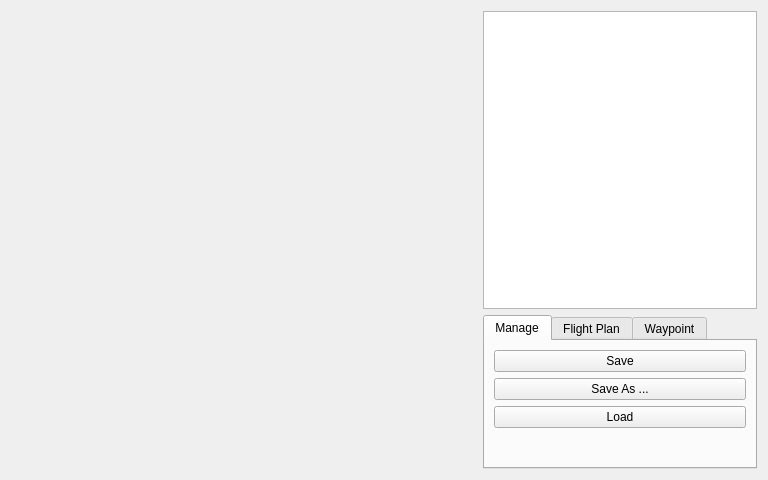
First picture: the form in rqt_contrail_planner/resource/ContrailPlanner.ui, repository pryre/contrail, before the edit.
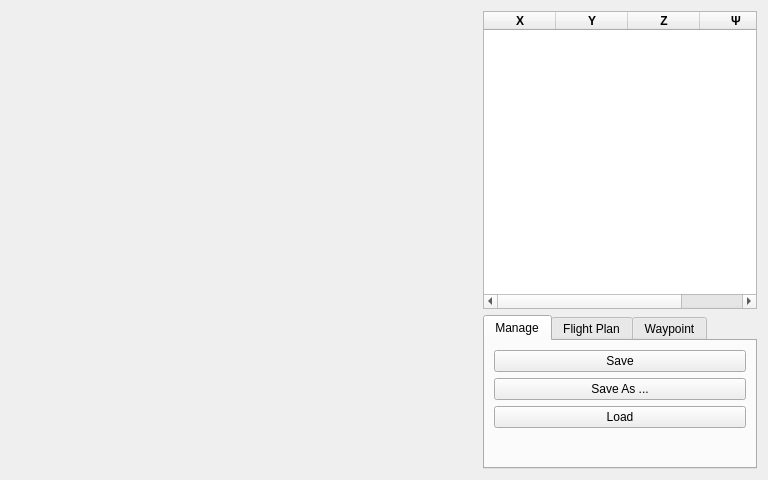
Second picture: the form after the edit. The open tabs and pages were chosen to show the change.

Commit message: Easier to read listing

```diff
--- a/rqt_contrail_planner/resource/ContrailPlanner.ui
+++ b/rqt_contrail_planner/resource/ContrailPlanner.ui
@@ -39,21 +39,92 @@
       </widget>
      </item>
      <item>
-      <layout class="QVBoxLayout" name="layout_control" stretch="1,0">
+      <layout class="QVBoxLayout" name="layout_control" stretch="0,0">
        <item>
-        <widget class="QListWidget" name="list_waypoints">
+        <widget class="QTableWidget" name="table_waypoints">
          <property name="sizePolicy">
           <sizepolicy hsizetype="Minimum" vsizetype="Expanding">
-           <horstretch>1</horstretch>
-           <verstretch>1</verstretch>
+           <horstretch>0</horstretch>
+           <verstretch>0</verstretch>
           </sizepolicy>
          </property>
-         <property name="minimumSize">
-          <size>
-           <width>100</width>
-           <height>0</height>
-          </size>
+         <property name="cursor" stdset="0">
+          <cursorShape>ArrowCursor</cursorShape>
          </property>
+         <property name="editTriggers">
+          <set>QAbstractItemView::NoEditTriggers</set>
+         </property>
+         <property name="selectionMode">
+          <enum>QAbstractItemView::SingleSelection</enum>
+         </property>
+         <property name="selectionBehavior">
+          <enum>QAbstractItemView::SelectRows</enum>
+         </property>
+         <attribute name="horizontalHeaderVisible">
+          <bool>true</bool>
+         </attribute>
+         <attribute name="horizontalHeaderDefaultSectionSize">
+          <number>72</number>
+         </attribute>
+         <attribute name="horizontalHeaderStretchLastSection">
+          <bool>true</bool>
+         </attribute>
+         <column>
+          <property name="text">
+           <string>X</string>
+          </property>
+          <property name="font">
+           <font>
+            <weight>75</weight>
+            <bold>true</bold>
+           </font>
+          </property>
+          <property name="textAlignment">
+           <set>AlignHCenter|AlignVCenter|AlignCenter</set>
+          </property>
+         </column>
+         <column>
+          <property name="text">
+           <string>Y</string>
+          </property>
+          <property name="font">
+           <font>
+            <weight>75</weight>
+            <bold>true</bold>
+           </font>
+          </property>
+          <property name="textAlignment">
+           <set>AlignHCenter|AlignVCenter|AlignCenter</set>
+          </property>
+         </column>
+         <column>
+          <property name="text">
+           <string>Z</string>
+          </property>
+          <property name="font">
+           <font>
+            <weight>75</weight>
+            <bold>true</bold>
+           </font>
+          </property>
+          <property name="textAlignment">
+           <set>AlignHCenter|AlignVCenter|AlignCenter</set>
+          </property>
+         </column>
+         <column>
+          <property name="text">
+           <string>Ψ</string>
+          </property>
+          <property name="font">
+           <font>
+            <weight>75</weight>
+            <bold>true</bold>
+           </font>
+          </property>
+          <property name="textAlignment">
+           <set>AlignHCenter|AlignVCenter|AlignCenter</set>
+          </property>
+         </column>
         </widget>
        </item>
        <item>
```
Left out of the diff: 2 changed lines with no effect on the pictures. The commit also changes 1 other file.
